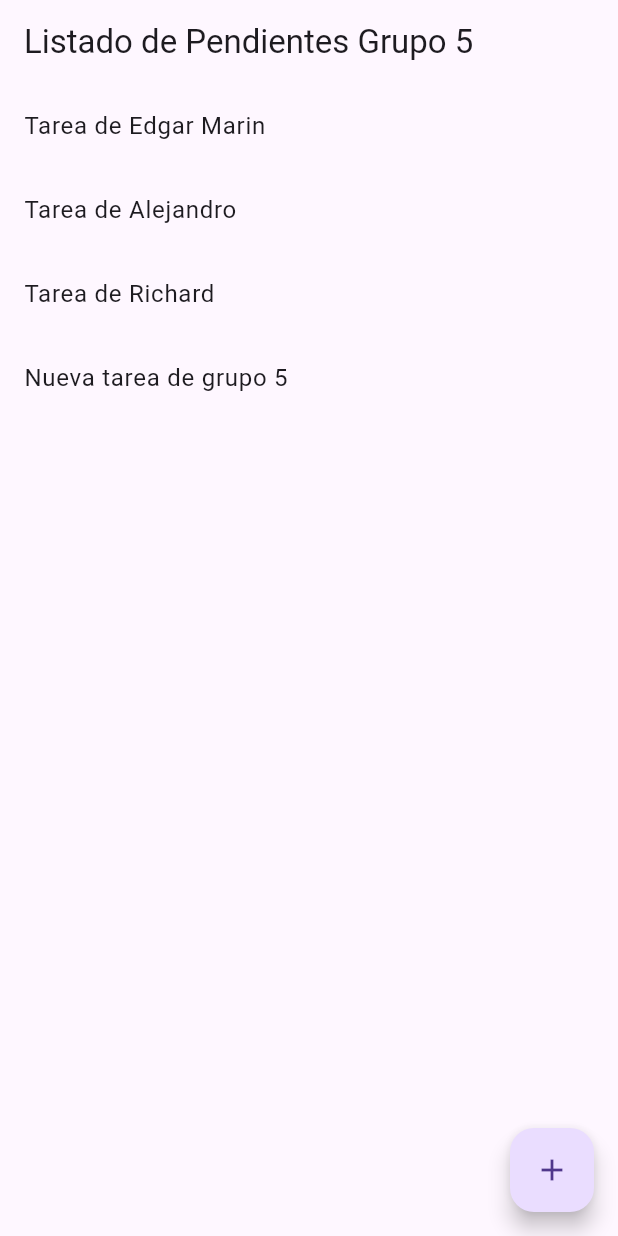
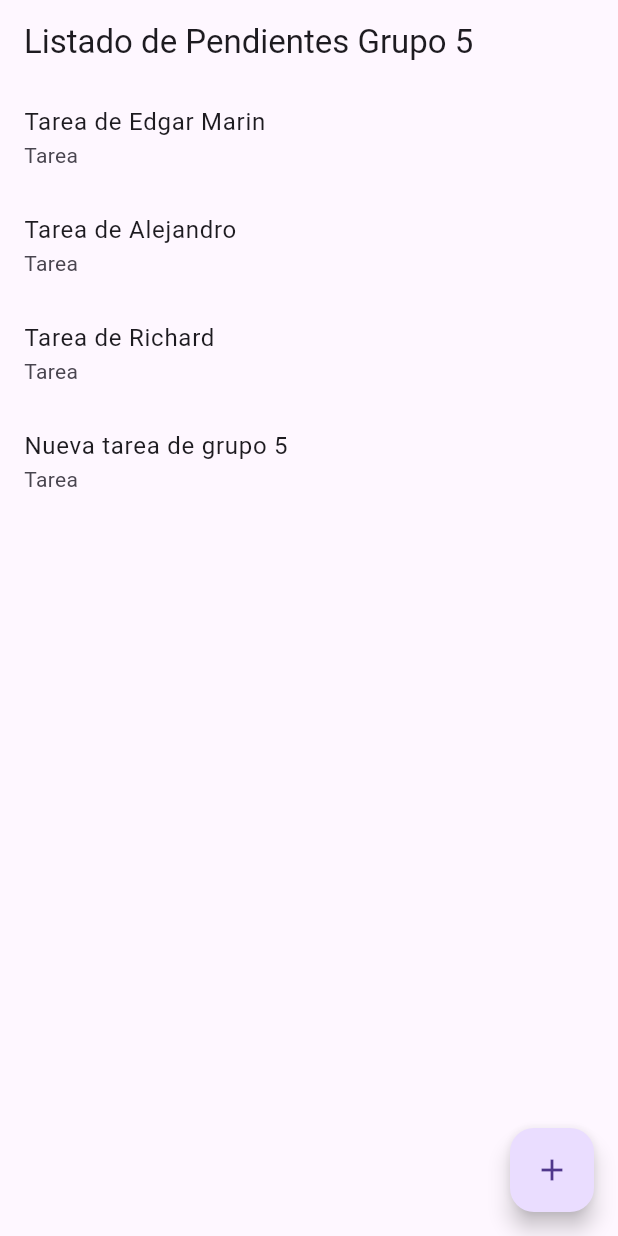
Before and after one commit to PrograMovil-158-24/Grupo5_Lab_1, a Flutter app: the InitialPage screen opened directly, after a tap on the "add" icon, on a phone screen of 412 x 824 dp. Run offline on Flutter 3.47's test engine with Material 3 defaults, Android fonts, the phone set to English and light mode, and no system bars.

Commit message:
update
agregue cambio en menu y en lista de tareas.

```diff
--- a/lib/main.dart
+++ b/lib/main.dart
@@ -17,7 +17,7 @@ class MyApp extends StatelessWidget {
       routes: {
         '/': (context) => MainMenu(),
         '/noticias': (context) => noticias(),
-        '/cambio-monedas': (context) => CambioMonedasScreen(),
+        '/cambio_monedas': (context) => CambioMonedasScreen(),
         '/lista_tareas': (context) => TaskListApp(),
         '/podcast': (context) => screenforpodcast(),
       },
--- a/lib/presentation/screens/lista_tareas/l_tareas.dart
+++ b/lib/presentation/screens/lista_tareas/l_tareas.dart
@@ -17,17 +17,28 @@ class TaskListApp extends StatelessWidget {
   }
 }
 
+class Actividad {
+  final String nombre;
+  final String tipo;
+
+  Actividad({required this.nombre, required this.tipo});
+}
+
 class InitialPage extends StatefulWidget {
   final String title;
 
-  InitialPage({Key key, this.title}) : super(key: key);
+  InitialPage({Key? key, required this.title}) : super(key: key);
 
   @override
   _InitialPageState createState() => _InitialPageState();
 }
 
 class _InitialPageState extends State<InitialPage> {
-  List<String> tasks = ['Tarea de Edgar Marin', 'Tarea de Alejandro', 'Tarea de Richard'];
+  List<Actividad> tasks = [
+    Actividad(nombre: 'Tarea de Edgar Marin', tipo: 'Tarea'),
+    Actividad(nombre: 'Tarea de Alejandro', tipo: 'Tarea'),
+    Actividad(nombre: 'Tarea de Richard', tipo: 'Tarea'),
+  ];
 
   @override
   Widget build(BuildContext context) {
@@ -39,13 +50,14 @@ class _InitialPageState extends State<InitialPage> {
         itemCount: tasks.length,
         itemBuilder: (context, index) {
           return ListTile(
-            title: Text(tasks[index]),
+            title: Text(tasks[index].nombre),
+            subtitle: Text(tasks[index].tipo),
           );
         },
       ),
       floatingActionButton: FloatingActionButton(
         onPressed: () {
-          _addTask('Nueva tarea de grupo 5');
+          _addTask('Nueva tarea de grupo 5', 'Tarea');
         },
         tooltip: 'Agregar Tarea Nueva',
         child: Icon(Icons.add),
@@ -53,9 +65,9 @@ class _InitialPageState extends State<InitialPage> {
     );
   }
 
-  void _addTask(String task) {
+  void _addTask(String taskName, String taskType) {
     setState(() {
-      tasks.add(task);
+      tasks.add(Actividad(nombre: taskName, tipo: taskType));
     });
   }
 }
--- a/lib/presentation/screens/menu/menu_principal.dart
+++ b/lib/presentation/screens/menu/menu_principal.dart
@@ -29,16 +29,19 @@ class MainMenu extends StatelessWidget {
             ListTile(
               title: Text('Cambio de Monedas'),
               onTap: () {
+                Navigator.pushNamed(context, '/cambio_monedas');
               },
             ),
             ListTile(
               title: Text('Lista de tareas'),
               onTap: () {
+                Navigator.pushNamed(context, '/lista_tareas');
               },
             ),
             ListTile(
               title: Text('Podcast'),
               onTap: () {
+                Navigator.pushNamed(context, '/podcast');
               },
             ),
           ],
```
Also changed, not shown: lib/presentation/screens/cambio_monedas/cambio_monedas.dart (added).
